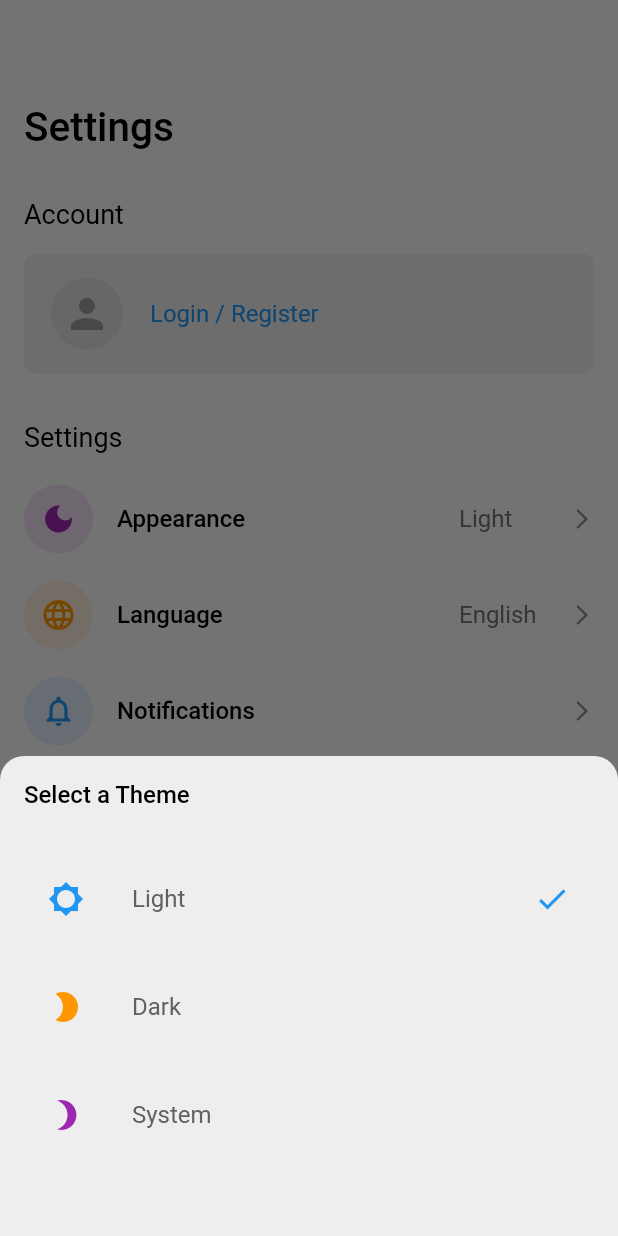
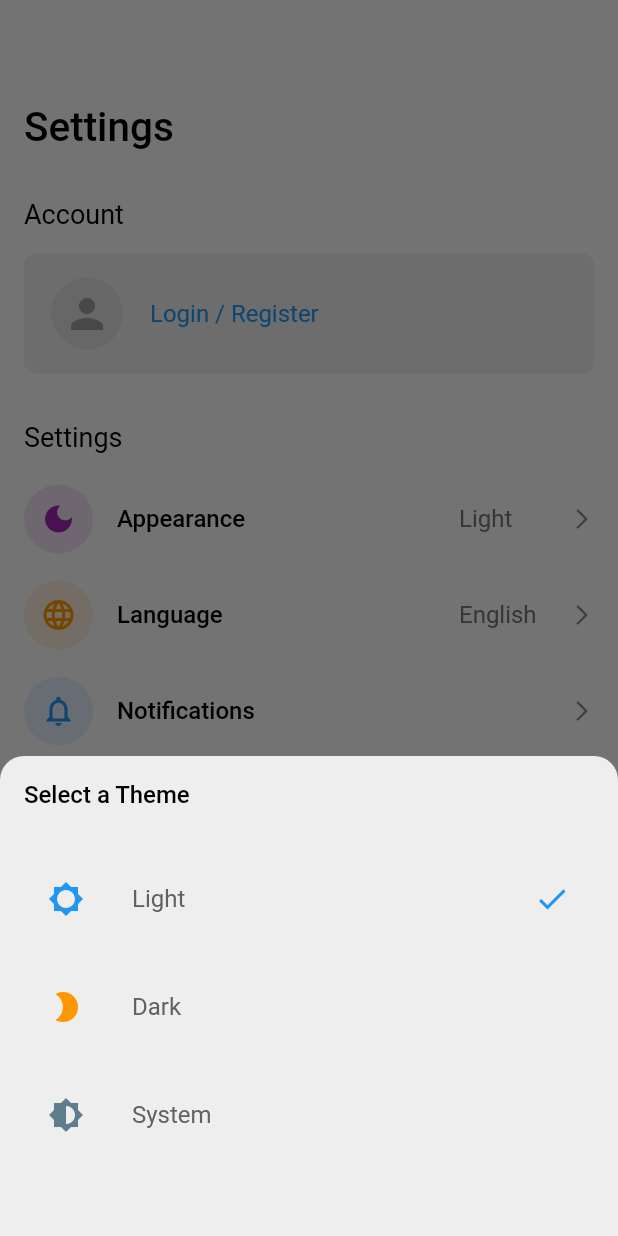
Before and after one commit to afgprogrammer/Flutter-ecommerce-app-with-getx, a Flutter app: the screen it shows after launch, item 4 of the bottom bar chosen, after a tap on "Appearance", on a phone screen of 412 x 824 dp. Run offline on Flutter 3.47's test engine with Material 2 defaults, Android fonts, the phone set to English and light mode, and no system bars; drawn by our look-alikes of zoom_tap_animation; our stand-ins replace cached_network_image, carousel_slider, freezed_annotation, get, get_storage, iconly; generated files the repository leaves out were written again; network calls fail.

Commit message:
Update screenshots and fix design issue

```diff
--- a/lib/views/home/HomePage.dart
+++ b/lib/views/home/HomePage.dart
@@ -41,7 +41,7 @@ class HomePage extends StatelessWidget {
   Widget _bottomAppBarItem({icon, page}) {
     return ZoomTapAnimation(
       onTap: () => _homeController.goToTab(page),
-      child: Icon(icon, color: _homeController.currentPage == page ? Colors.blue.shade700 : Colors.grey, size: 22,),
+      child: Icon(icon, color: _homeController.currentPage == page ? Colors.blue : Colors.grey, size: 22,),
     );
   }
 }
--- a/lib/views/home/tabs/UserTab.dart
+++ b/lib/views/home/tabs/UserTab.dart
@@ -122,8 +122,8 @@ class UserTab extends StatelessWidget {
   }
 
   _showAppearanceModal(ThemeData theme, String current) {
-   Get.bottomSheet(
-     Container(
+    Get.bottomSheet(
+      Container(
         padding: EdgeInsets.all(16),
         height: 320,
         decoration: BoxDecoration(
@@ -160,17 +160,17 @@ class UserTab extends StatelessWidget {
             ),
             SizedBox(height: 16),
             ListTile(
-              leading: Icon(Icons.brightness_3, color: Colors.purple,),
+              leading: Icon(Icons.brightness_6, color: Colors.blueGrey,),
               title: Text("System", style: theme.textTheme.bodyText1),
               onTap: () {
                 _themesController.setTheme('system');
                 Get.back();
               },
-              trailing: Icon(Icons.check, color: current == 'system' ? Colors.purple : Colors.transparent,),
+              trailing: Icon(Icons.check, color: current == 'system' ? Colors.blueGrey : Colors.transparent,),
             ),
           ],
         ),
-     )
-   );
+      )
+    );
   }
 }
```
Also changed, not shown: 2 other files.
